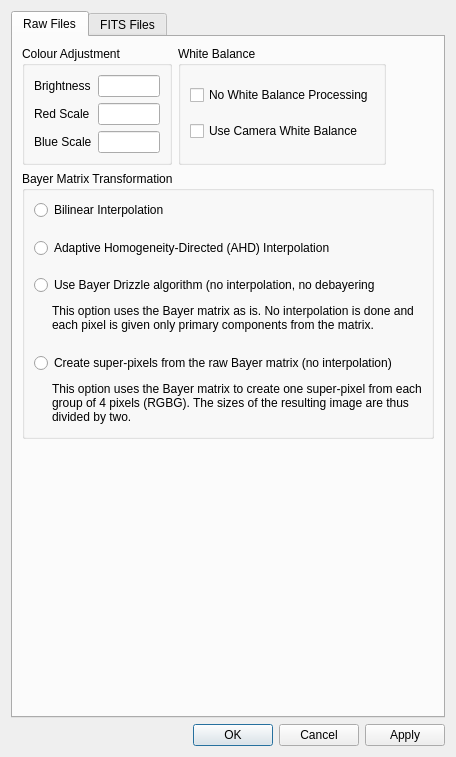
Before: the Qt Designer form DeepSkyStacker/ui/RawDDPSettings.ui in deepskystacker/DSS, drawn with Qt 5.
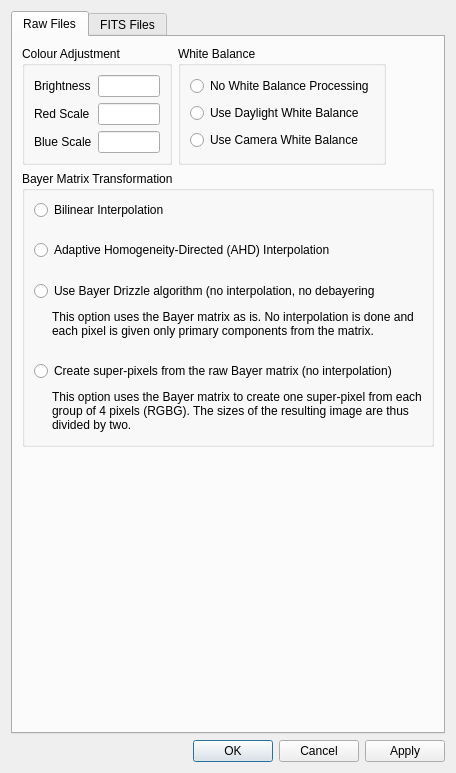
After: the same form once the commit is applied. The open tabs and pages were chosen to show the change.

Commit message: Change RawDDP Settings to make choice of White Balance processing clear

What changed in the file:
```diff
--- a/DeepSkyStacker/ui/RawDDPSettings.ui
+++ b/DeepSkyStacker/ui/RawDDPSettings.ui
@@ -7,7 +7,7 @@
     <x>0</x>
     <y>0</y>
     <width>456</width>
-    <height>757</height>
+    <height>773</height>
    </rect>
   </property>
   <property name="windowTitle">
@@ -132,14 +132,21 @@
            </property>
            <layout class="QVBoxLayout" name="verticalLayout_10">
             <item>
-             <widget class="QCheckBox" name="noWB">
+             <widget class="QRadioButton" name="noWB">
               <property name="text">
                <string>No White Balance Processing</string>
               </property>
              </widget>
             </item>
             <item>
-             <widget class="QCheckBox" name="cameraWB">
+             <widget class="QRadioButton" name="daylightWB">
+              <property name="text">
+               <string>Use Daylight White Balance</string>
+              </property>
+             </widget>
+            </item>
+            <item>
+             <widget class="QRadioButton" name="cameraWB">
               <property name="text">
                <string>Use Camera White Balance</string>
               </property>
```
Left out of the diff: 4 changed lines with no effect on the pictures. The commit also changes 2 other files.
